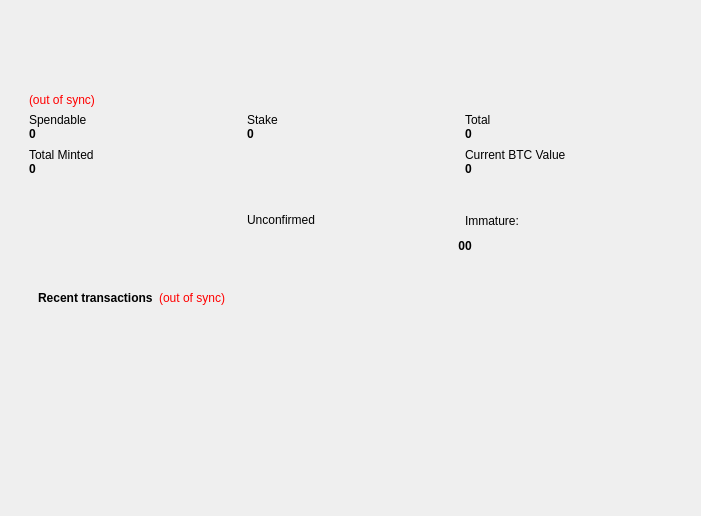
Pink2Dev/Pink2, file src/qt/forms/overviewpage.ui: the form before one commit.
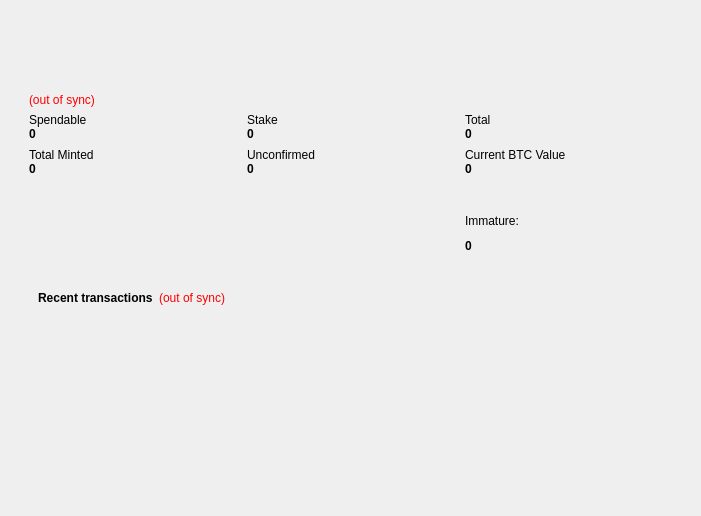
The form after the commit. Icons and pictures are not drawn.

Commit message: gui: Fix position of 'Unconfirmed' on Overview page

The edit to the form file:
```diff
--- a/src/qt/forms/overviewpage.ui
+++ b/src/qt/forms/overviewpage.ui
@@ -204,71 +204,6 @@
                  </property>
                 </widget>
                </item>
-               <item row="26" column="1">
-                <widget class="QLabel" name="labelUnconfirmed">
-                 <property name="palette">
-                  <palette>
-                   <active>
-                    <colorrole role="WindowText">
-                     <brush brushstyle="SolidPattern">
-                      <color alpha="255">
-                       <red>0</red>
-                       <green>0</green>
-                       <blue>0</blue>
-                      </color>
-                     </brush>
-                    </colorrole>
-                   </active>
-                   <inactive>
-                    <colorrole role="WindowText">
-                     <brush brushstyle="SolidPattern">
-                      <color alpha="255">
-                       <red>0</red>
-                       <green>0</green>
-                       <blue>0</blue>
-                      </color>
-                     </brush>
-                    </colorrole>
-                   </inactive>
-                   <disabled>
-                    <colorrole role="WindowText">
-                     <brush brushstyle="SolidPattern">
-                      <color alpha="255">
-                       <red>120</red>
-                       <green>120</green>
-                       <blue>120</blue>
-                      </color>
-                     </brush>
-                    </colorrole>
-                   </disabled>
-                  </palette>
-                 </property>
-                 <property name="font">
-                  <font>
-                   <weight>75</weight>
-                   <bold>true</bold>
-                  </font>
-                 </property>
-                 <property name="cursor">
-                  <cursorShape>IBeamCursor</cursorShape>
-                 </property>
-                 <property name="toolTip">
-                  <string>Total of transactions that have yet to be confirmed, and do not yet count toward the current balance</string>
-                 </property>
-                 <property name="layoutDirection">
-                  <enum>Qt::LeftToRight</enum>
-                 </property>
-                 <property name="text">
-                  <string notr="true">0</string>
-                 </property>
-                 <property name="alignment">
-                  <set>Qt::AlignRight|Qt::AlignTrailing|Qt::AlignVCenter</set>
-                 </property>
-                 <property name="textInteractionFlags">
-                  <set>Qt::LinksAccessibleByMouse|Qt::TextSelectableByKeyboard|Qt::TextSelectableByMouse</set>
-                 </property>
-                </widget>
-               </item>
                <item row="11" column="0">
                 <spacer name="verticalSpacer_7">
                  <property name="orientation">
@@ -584,50 +519,6 @@
                  </property>
                 </widget>
                </item>
-               <item row="25" column="1">
-                <widget class="QLabel" name="label_3">
-                 <property name="palette">
-                  <palette>
-                   <active>
-                    <colorrole role="WindowText">
-                     <brush brushstyle="SolidPattern">
-                      <color alpha="255">
-                       <red>0</red>
-                       <green>0</green>
-                       <blue>0</blue>
-                      </color>
-                     </brush>
-                    </colorrole>
-                   </active>
-                   <inactive>
-                    <colorrole role="WindowText">
-                     <brush brushstyle="SolidPattern">
-                      <color alpha="255">
-                       <red>0</red>
-                       <green>0</green>
-                       <blue>0</blue>
-                      </color>
-                     </brush>
-                    </colorrole>
-                   </inactive>
-                   <disabled>
-                    <colorrole role="WindowText">
-                     <brush brushstyle="SolidPattern">
-                      <color alpha="255">
-                       <red>120</red>
-                       <green>120</green>
-                       <blue>120</blue>
-                      </color>
-                     </brush>
-                    </colorrole>
-                   </disabled>
-                  </palette>
-                 </property>
-                 <property name="text">
-                  <string>&lt;html&gt;&lt;head/&gt;&lt;body&gt;&lt;p&gt;Unconfirmed&lt;/p&gt;&lt;/body&gt;&lt;/html&gt;</string>
-                 </property>
-                </widget>
-               </item>
                <item row="4" column="1">
                 <widget class="QLabel" name="labelStake">
                  <property name="palette">
@@ -746,6 +637,115 @@
                  </property>
                 </widget>
                </item>
+               <item row="6" column="1">
+                <widget class="QLabel" name="label_3">
+                 <property name="palette">
+                  <palette>
+                   <active>
+                    <colorrole role="WindowText">
+                     <brush brushstyle="SolidPattern">
+                      <color alpha="255">
+                       <red>0</red>
+                       <green>0</green>
+                       <blue>0</blue>
+                      </color>
+                     </brush>
+                    </colorrole>
+                   </active>
+                   <inactive>
+                    <colorrole role="WindowText">
+                     <brush brushstyle="SolidPattern">
+                      <color alpha="255">
+                       <red>0</red>
+                       <green>0</green>
+                       <blue>0</blue>
+                      </color>
+                     </brush>
+                    </colorrole>
+                   </inactive>
+                   <disabled>
+                    <colorrole role="WindowText">
+                     <brush brushstyle="SolidPattern">
+                      <color alpha="255">
+                       <red>120</red>
+                       <green>120</green>
+                       <blue>120</blue>
+                      </color>
+                     </brush>
+                    </colorrole>
+                   </disabled>
+                  </palette>
+                 </property>
+                 <property name="text">
+                  <string>&lt;html&gt;&lt;head/&gt;&lt;body&gt;&lt;p&gt;Unconfirmed&lt;/p&gt;&lt;/body&gt;&lt;/html&gt;</string>
+                 </property>
+                </widget>
+               </item>
+               <item row="7" column="1">
+                <widget class="QLabel" name="labelUnconfirmed">
+                 <property name="palette">
+                  <palette>
+                   <active>
+                    <colorrole role="WindowText">
+                     <brush brushstyle="SolidPattern">
+                      <color alpha="255">
+                       <red>0</red>
+                       <green>0</green>
+                       <blue>0</blue>
+                      </color>
+                     </brush>
+                    </colorrole>
+                   </active>
+                   <inactive>
+                    <colorrole role="WindowText">
+                     <brush brushstyle="SolidPattern">
+                      <color alpha="255">
+                       <red>0</red>
+                       <green>0</green>
+                       <blue>0</blue>
+                      </color>
+                     </brush>
+                    </colorrole>
+                   </inactive>
+                   <disabled>
+                    <colorrole role="WindowText">
+                     <brush brushstyle="SolidPattern">
+                      <color alpha="255">
+                       <red>120</red>
+                       <green>120</green>
+                       <blue>120</blue>
+                      </color>
+                     </brush>
+                    </colorrole>
+                   </disabled>
+                  </palette>
+                 </property>
+                 <property name="font">
+                  <font>
+                   <weight>75</weight>
+                   <bold>true</bold>
+                  </font>
+                 </property>
+                 <property name="cursor">
+                  <cursorShape>IBeamCursor</cursorShape>
+                 </property>
+                 <property name="toolTip">
+                  <string>Total of transactions that have yet to be confirmed, and do not yet count toward the current balance</string>
+                 </property>
+                 <property name="layoutDirection">
+                  <enum>Qt::LeftToRight</enum>
+                 </property>
+                 <property name="text">
+                  <string notr="true">0</string>
+                 </property>
+                 <property name="alignment">
+                  <set>Qt::AlignLeading|Qt::AlignLeft|Qt::AlignVCenter</set>
+                 </property>
+                 <property name="textInteractionFlags">
+                  <set>Qt::LinksAccessibleByMouse|Qt::TextSelectableByKeyboard|Qt::TextSelectableByMouse</set>
+                 </property>
+                </widget>
+               </item>
               </layout>
              </item>
              <item>
```
